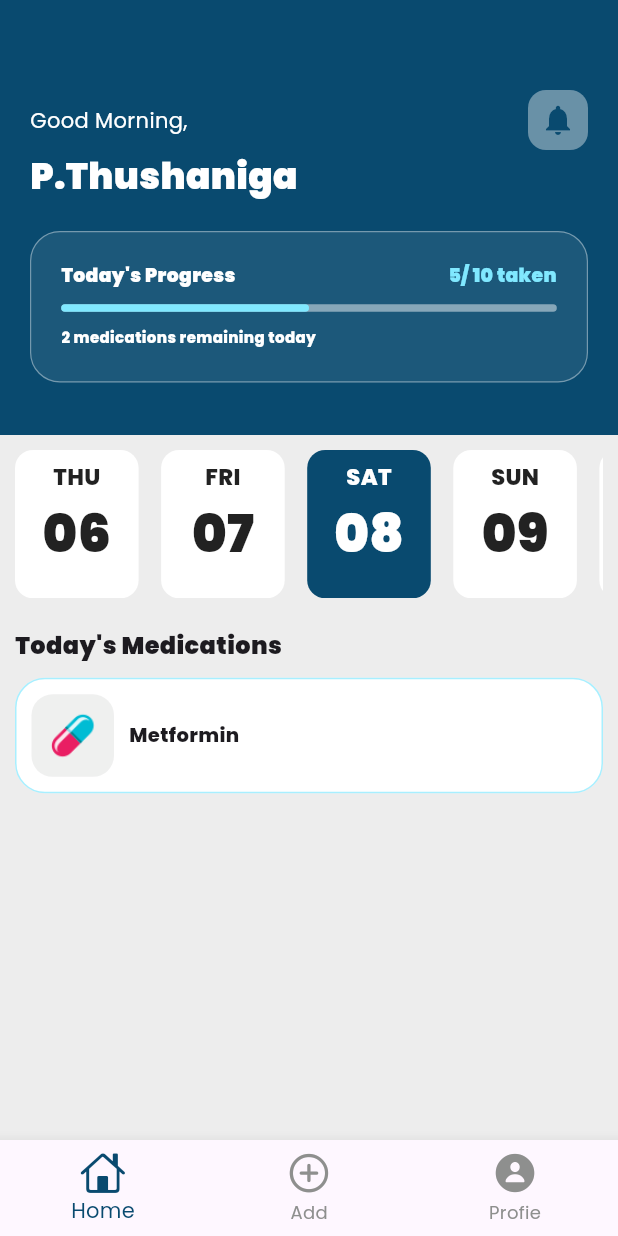
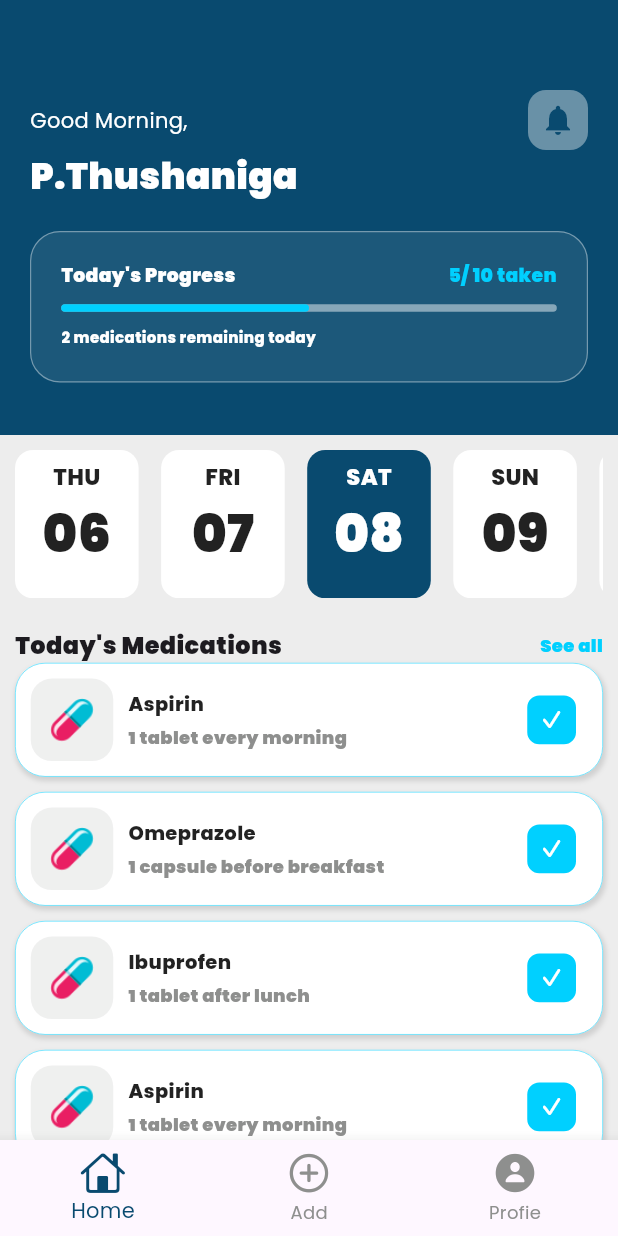
Before and after one commit to nipunagwdev-maker/mobi_health_care_app, a Flutter app: the screen it shows after launch, on a phone screen of 412 x 824 dp. Run offline on Flutter 3.47's test engine with Material 3 defaults, Android fonts, the phone set to English and light mode, and no system bars; our stand-ins replace google_fonts.

Commit message:
Finished the building home page & added a simple list with changable medicine name and medicine dose

```diff
--- a/lib/constants/colors.dart
+++ b/lib/constants/colors.dart
@@ -1,7 +1,7 @@
 import 'package:flutter/material.dart';
 
 const kMainColor = Color.fromARGB(255, 9, 74, 111);
-const kSecondaryColor = Color.fromARGB(255, 128, 232, 255);
+const kSecondaryColor = Color.fromARGB(255, 0, 208, 255);
 const kMainRedColor = Colors.redAccent;
 
 const kwidghtBgColor = Color.fromARGB(255, 142, 143, 142);
--- a/lib/data/user_data.dart
+++ b/lib/data/user_data.dart
@@ -23,5 +23,18 @@
       successfullyDrinked: false,
       medicineId: 7,
     ),
+    Medicine(
+      medicineName: "Ibuprofen",
+      medicineDose: "1 tablet after lunch",
+      successfullyDrinked: false,
+      medicineId: 5,
+    ),
+
+    Medicine(
+      medicineName: "Aspirin",
+      medicineDose: "1 tablet every morning",
+      successfullyDrinked: true,
+      medicineId: 6,
+    ),
   ],
 );
--- a/lib/pages/home_page.dart
+++ b/lib/pages/home_page.dart
@@ -3,6 +3,7 @@
 import 'package:mobi_health_care_app/constants/colors.dart';
 import 'package:mobi_health_care_app/data/medicine_data.dart';
 import 'package:mobi_health_care_app/data/user_data.dart';
+import 'package:mobi_health_care_app/models/medicine_model.dart';
 import 'package:mobi_health_care_app/widgets/date_card_main.dart';
 import 'package:mobi_health_care_app/widgets/medicine_card.dart';
 import 'package:mobi_health_care_app/widgets/medicine_item_card.dart';
@@ -133,18 +134,48 @@
                 child: Column(
                   crossAxisAlignment: CrossAxisAlignment.start,
                   children: [
-                    Text(
-                      "Today's Medications",
-                      style: TextStyle(
-                        fontSize: 16,
-                        fontWeight: FontWeight.w900,
+                    Padding(
+                      padding: const EdgeInsets.symmetric(
+                        //vertical: kMainPadding,
+                      ),
+                      child: Row(
+                        mainAxisAlignment: MainAxisAlignment.spaceBetween,
+                        children: [
+                          Text(
+                            "Today's Medications",
+                            style: TextStyle(
+                              fontSize: 16,
+                              fontWeight: FontWeight.w900,
+                            ),
+                          ),
+                          Text(
+                            "See all",
+                            style: TextStyle(
+                              fontSize: 12,
+                              color: kSecondaryColor,
+                              fontWeight: FontWeight.w900,
+                            ),
+                          ),
+                        ],
                       ),
                     ),
 
-                    const SizedBox(height: 10),
+                    //list widgets i'm gonna make
 
-                    //list widgets i'm gonna make
-                    MedicineItemCard(),
+                    //make a list veiw  for medicines
+                    ListView.builder(
+                      shrinkWrap: true,
+                      physics: NeverScrollableScrollPhysics(),
+                      itemCount: userData.medicineList.length,
+                      itemBuilder: (context, index) {
+                        Medicine mediListBlock = userData.medicineList[index];
+                        return MedicineItemCard(
+                          medicineName: mediListBlock.medicineName,
+                          medicineDose: mediListBlock.medicineDose,
+                          isCompleted: mediListBlock.successfullyDrinked,
+                        );
+                      },
+                    ),
                   ],
                 ),
               ),
--- a/lib/widgets/medicine_item_card.dart
+++ b/lib/widgets/medicine_item_card.dart
@@ -1,8 +1,17 @@
+import 'package:flutter/cupertino.dart';
 import 'package:flutter/material.dart';
 import 'package:mobi_health_care_app/constants/colors.dart';
 
 class MedicineItemCard extends StatefulWidget {
-  const MedicineItemCard({super.key});
+  final String medicineName;
+  final String medicineDose;
+  final bool isCompleted;
+  const MedicineItemCard({
+    super.key,
+    required this.medicineName,
+    required this.medicineDose,
+    required this.isCompleted,
+  });
 
   @override
   State<MedicineItemCard> createState() => _MedicineItemCardState();
@@ -12,12 +21,20 @@
   @override
   Widget build(BuildContext context) {
     return Container(
+      margin: EdgeInsets.only(bottom: 10),
       width: double.infinity,
-
       decoration: BoxDecoration(
         color: kMainWhite,
         borderRadius: BorderRadius.circular(20),
-        border: Border.all(color: kSecondaryColor.withAlpha(175)),
+        border: Border.all(color: kSecondaryColor.withAlpha(175), width: 0.5),
+        boxShadow: [
+          BoxShadow(
+            color: Colors.black12,
+            blurRadius: 2,
+            offset: Offset(1, 2),
+            spreadRadius: 0.5,
+          ),
+        ],
       ),
       child: Row(
         children: [
@@ -40,13 +57,53 @@
           ),
 
           //medicine name and dose mentioning here
-          Column(
-            children: [
-              Text(
-                "Metformin",
-                style: TextStyle(fontSize: 13, fontWeight: FontWeight.w800),
+          Expanded(
+            child: Column(
+              crossAxisAlignment: CrossAxisAlignment.start,
+              children: [
+                //you need to change the medicine name later according to the list
+                Text(
+                  "${widget.medicineName}",
+                  style: TextStyle(
+                    fontSize: 13,
+                    fontWeight: FontWeight.w800,
+                    color: kMainBlack,
+                  ),
+                ),
+
+                const SizedBox(height: 4),
+
+                //dose of the medicine, you need to change this later according to the mediList.
+                Text(
+                  "${widget.medicineDose}",
+                  style: TextStyle(
+                    fontSize: 12,
+                    color: kwidghtBgColor,
+                    fontWeight: FontWeight.w900,
+                  ),
+                  //when it's a big name, it's showing really good way  with "pritio..." like this
+                  overflow: TextOverflow.ellipsis,
+                ),
+              ],
+            ),
+          ),
+          Padding(
+            padding: const EdgeInsets.only(right: kMainPadding * 1.75),
+            child: Container(
+              height: 32.5,
+              width: 32.5,
+              decoration: BoxDecoration(
+                color: kSecondaryColor,
+                border: Border.all(color: kSecondaryColor, width: 2),
+                borderRadius: BorderRadius.circular(8),
               ),
-            ],
+              child: Icon(
+                CupertinoIcons.check_mark,
+                fontWeight: FontWeight.w900,
+                size: 15,
+                color: kMainWhite,
+              ),
+            ),
           ),
         ],
       ),
```
